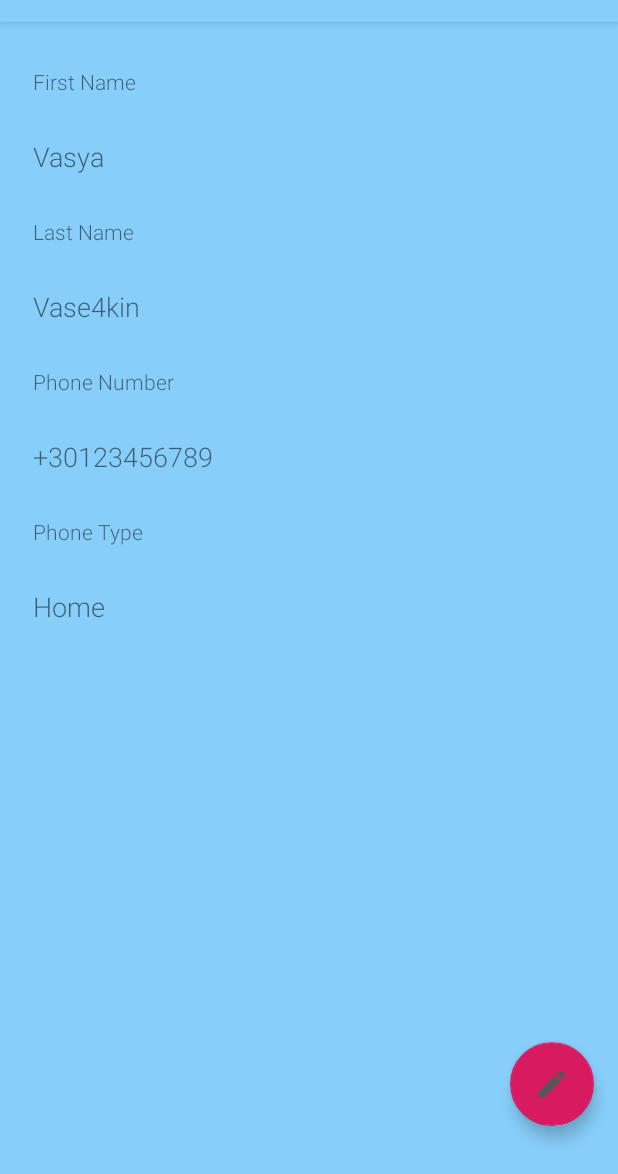
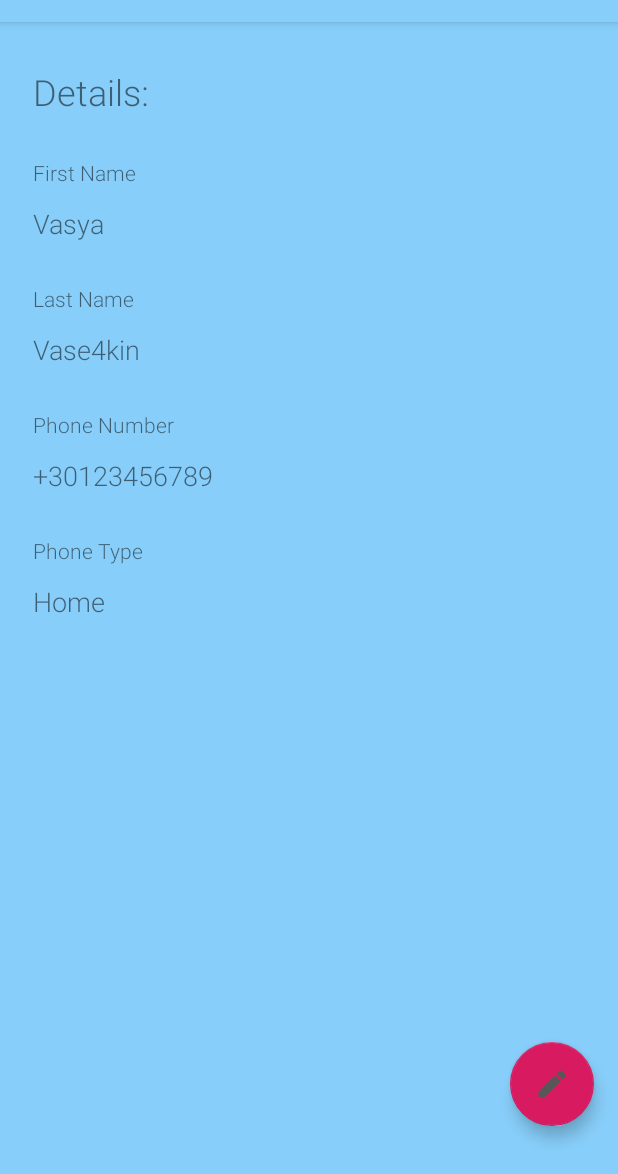
Before and after one commit to DiFly/ContactApp2, an Android app: the screen it shows after launch (ContactDetailsActivity), after a tap on an icon or button, on a phone screen of 412 x 824 dp, the part 62-1236 px from its top. Run offline under Robolectric (Android 15) with nearby library versions, the phone set to English and light mode, and no system bars; our stand-ins replace Room's generated code.

Commit message:
Change color, add text value in res, change detail layout, delete unused comments, simple fix

```diff
--- a/app/src/main/java/org/difly/contactapp2/ContactDetailsActivity.java
+++ b/app/src/main/java/org/difly/contactapp2/ContactDetailsActivity.java
@@ -47,7 +47,7 @@ public class ContactDetailsActivity extends AppCompatActivity {
     }
 
     private void handleEditItemClick(Contact contact) {
-        Toast.makeText(this, R.string.click_edit + contact.getFirstname(), Toast.LENGTH_SHORT).show();
+        Toast.makeText(getApplicationContext(), R.string.click_edit, Toast.LENGTH_SHORT).show();
 
         Intent intent = new Intent(this, NewContactActivity.class);
         intent.putExtra(CONTACT_KEY, contact);
--- a/app/src/main/java/org/difly/contactapp2/MainActivity.java
+++ b/app/src/main/java/org/difly/contactapp2/MainActivity.java
@@ -62,7 +62,7 @@ public class MainActivity extends AppCompatActivity {
     }
 
     private void handleRecyclerItemClick(Contact contact) {
-        Toast.makeText(this, "Clicked on " + contact.getFirstname(), Toast.LENGTH_SHORT).show();
+        Toast.makeText(getApplicationContext(), "Clicked on " + contact.getFirstname(), Toast.LENGTH_SHORT).show();
 
         Intent intent = new Intent(this, ContactDetailsActivity.class);
         intent.putExtra(CONTACT_KEY, contact);
@@ -73,13 +73,6 @@ public class MainActivity extends AppCompatActivity {
         super.onActivityResult(requestCode, resultCode, data);
 
         if (requestCode == NEW_CONTACT_ACTIVITY_REQUEST_CODE && resultCode == RESULT_OK) {
-//            Contact contact = new Contact(
-//                    data.getStringExtra("firstname"),
-//                    data.getStringExtra("lastname"),
-//                    data.getStringExtra("phonenumber"),
-//                    data.getStringExtra("type")
-//            );
-//            mContactViewModel.insert(contact);
             Toast.makeText(
                     getApplicationContext(),
                     R.string.empty_saved,
--- a/app/src/main/java/org/difly/contactapp2/NewContactActivity.java
+++ b/app/src/main/java/org/difly/contactapp2/NewContactActivity.java
@@ -104,10 +104,6 @@ public class NewContactActivity extends AppCompatActivity {
             } else {
                 mContactViewModel.insert(contact);
             }
-//            replyIntent.putExtra("firstname", firstname);
-//            replyIntent.putExtra("lastname", lastname);
-//            replyIntent.putExtra("phonenumber", phonenumber);
-//            replyIntent.putExtra("type", type);
             setResult(RESULT_OK, replyIntent);
         }
         finish();
--- a/app/src/main/res/layout/activity_contact_details.xml
+++ b/app/src/main/res/layout/activity_contact_details.xml
@@ -5,6 +5,22 @@
     android:layout_width="match_parent"
     android:layout_height="match_parent"
     tools:context=".ContactDetailsActivity">
+
+    <TextView
+        android:id="@+id/textDetails"
+        android:layout_width="match_parent"
+        android:layout_height="wrap_content"
+        android:layout_marginStart="16dp"
+        android:layout_marginTop="@dimen/big_padding"
+        android:layout_marginEnd="16dp"
+        android:fontFamily="sans-serif-light"
+        android:padding="@dimen/small_padding"
+        android:text="@string/string_contactdetails"
+        android:textSize="24sp"
+        app:layout_constraintEnd_toEndOf="parent"
+        app:layout_constraintStart_toStartOf="parent"
+
+        app:layout_constraintTop_toTopOf="parent" />
 
     <TextView
         android:id="@+id/text_firstname"
@@ -19,14 +35,14 @@
         android:textSize="14sp"
         app:layout_constraintEnd_toEndOf="parent"
         app:layout_constraintStart_toStartOf="parent"
-        app:layout_constraintTop_toTopOf="parent" />
+        app:layout_constraintTop_toBottomOf="@+id/textDetails"
+        />
 
     <TextView
         android:id="@+id/text_firstname_value"
         android:layout_width="match_parent"
         android:layout_height="wrap_content"
         android:layout_marginStart="16dp"
-        android:layout_marginTop="@dimen/big_padding"
         android:layout_marginEnd="16dp"
         android:fontFamily="sans-serif-light"
         android:padding="@dimen/small_padding"
@@ -56,7 +72,6 @@
         android:layout_width="match_parent"
         android:layout_height="wrap_content"
         android:layout_marginStart="16dp"
-        android:layout_marginTop="@dimen/big_padding"
         android:layout_marginEnd="16dp"
         android:fontFamily="sans-serif-light"
         android:padding="@dimen/small_padding"
@@ -86,7 +101,6 @@
         android:layout_width="match_parent"
         android:layout_height="wrap_content"
         android:layout_marginStart="16dp"
-        android:layout_marginTop="@dimen/big_padding"
         android:layout_marginEnd="16dp"
         android:fontFamily="sans-serif-light"
         android:padding="@dimen/small_padding"
@@ -116,7 +130,6 @@
         android:layout_width="match_parent"
         android:layout_height="wrap_content"
         android:layout_marginStart="16dp"
-        android:layout_marginTop="@dimen/big_padding"
         android:layout_marginEnd="16dp"
         android:fontFamily="sans-serif-light"
         android:padding="@dimen/small_padding"
--- a/app/src/main/res/values/colors.xml
+++ b/app/src/main/res/values/colors.xml
@@ -1,6 +1,6 @@
 <?xml version="1.0" encoding="utf-8"?>
 <resources>
-    <color name="colorPrimary">#008577</color>
+    <color name="colorPrimary">#87CEFA</color>
     <color name="colorPrimaryDark">#00574B</color>
     <color name="colorAccent">#D81B60</color>
     <color name="buttonLabel">#d3d3d3</color>
--- a/app/src/main/res/values/strings.xml
+++ b/app/src/main/res/values/strings.xml
@@ -15,4 +15,5 @@
     <string name="string_lastname_value_no">No Last Name</string>
     <string name="string_phonenumber_value_no">No Phone Number</string>
     <string name="string_phonetype_value_no">No Phone Type</string>
+    <string name="string_contactdetails">Details:</string>
 </resources>
```
